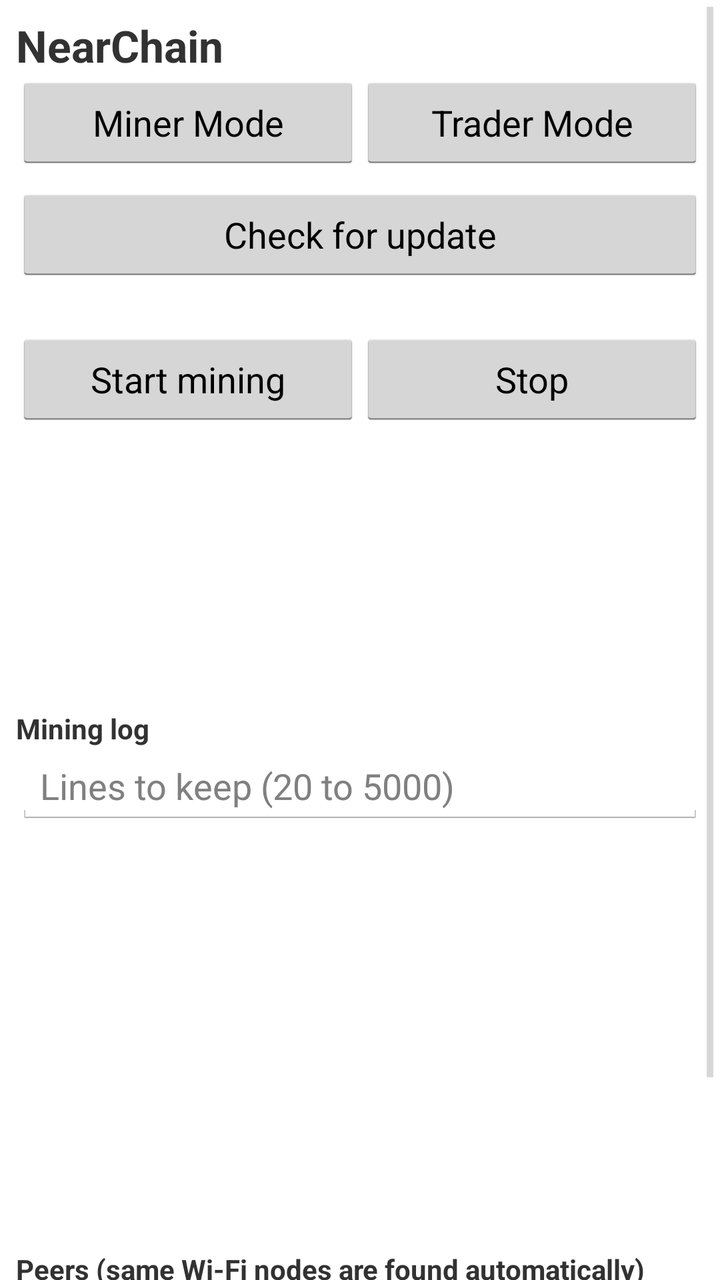
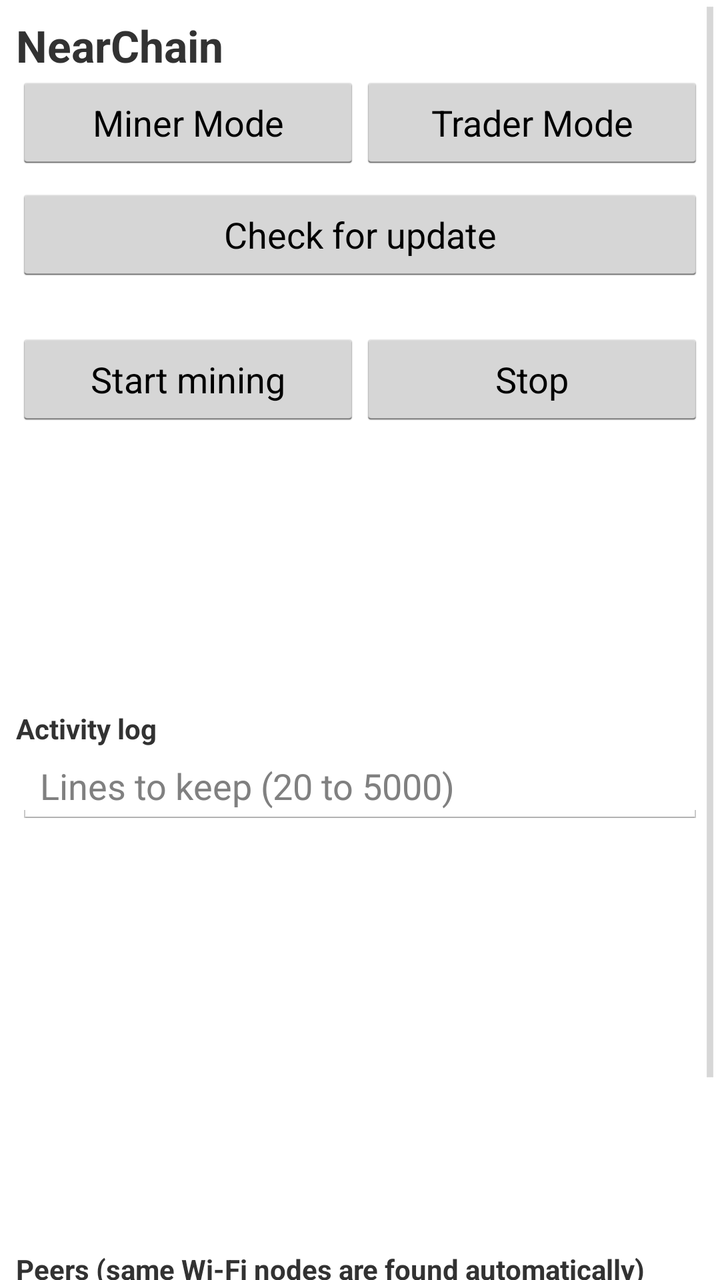

An Android layout rendered at two revisions. The XML below is the earlier revision; the diff shows what the commit changed to produce the second picture.
<!-- AndroidManifest.xml: application theme android:Theme.Holo.Light.DarkActionBar -->
<!-- res/layout/activity_main.xml -->
<?xml version="1.0" encoding="utf-8"?>
<ScrollView xmlns:android="http://schemas.android.com/apk/res/android"
    android:layout_width="match_parent"
    android:layout_height="match_parent">

    <LinearLayout
        android:layout_width="match_parent"
        android:layout_height="wrap_content"
        android:orientation="vertical"
        android:padding="8dp">

        <TextView
            android:layout_width="match_parent"
            android:layout_height="wrap_content"
            android:text="@string/app_name"
            android:textSize="22sp"
            android:textStyle="bold" />

        <LinearLayout
            android:layout_width="match_parent"
            android:layout_height="wrap_content"
            android:orientation="horizontal">

            <Button
                android:id="@+id/tabMiner"
                android:layout_width="0dp"
                android:layout_height="wrap_content"
                android:layout_weight="1"
                android:text="@string/miner_mode" />

            <Button
                android:id="@+id/tabTrader"
                android:layout_width="0dp"
                android:layout_height="wrap_content"
                android:layout_weight="1"
                android:text="@string/trader_mode" />
        </LinearLayout>

        
        
        <LinearLayout
            android:layout_width="match_parent"
            android:layout_height="wrap_content"
            android:orientation="vertical"
            android:paddingTop="8dp">

            <Button
                android:id="@+id/checkUpdateButton"
                android:layout_width="match_parent"
                android:layout_height="wrap_content"
                android:text="Check for update" />
            <TextView
                android:id="@+id/updateStatusView"
                android:layout_width="match_parent"
                android:layout_height="wrap_content"
                android:textSize="12sp" />
        </LinearLayout>

        <LinearLayout
            android:id="@+id/minerPanel"
            android:layout_width="match_parent"
            android:layout_height="wrap_content"
            android:orientation="vertical"
            android:paddingTop="8dp">

            <LinearLayout
                android:layout_width="match_parent"
                android:layout_height="wrap_content"
                android:orientation="horizontal">

                <Button
                    android:id="@+id/startButton"
                    android:layout_width="0dp"
                    android:layout_height="wrap_content"
                    android:layout_weight="1"
                    android:text="@string/start_mining" />

                <Button
                    android:id="@+id/stopButton"
                    android:layout_width="0dp"
                    android:layout_height="wrap_content"
                    android:layout_weight="1"
                    android:text="@string/stop_mining" />
            </LinearLayout>

            <TextView android:id="@+id/statusView" android:layout_width="match_parent" android:layout_height="wrap_content" />
            <TextView android:id="@+id/heightView" android:layout_width="match_parent" android:layout_height="wrap_content" />
            <TextView android:id="@+id/difficultyView" android:layout_width="match_parent" android:layout_height="wrap_content" />
            <TextView android:id="@+id/rewardView" android:layout_width="match_parent" android:layout_height="wrap_content" />
            <TextView android:id="@+id/blocksView" android:layout_width="match_parent" android:layout_height="wrap_content" />
            <TextView android:id="@+id/hashrateView" android:layout_width="match_parent" android:layout_height="wrap_content" />
            <TextView android:id="@+id/nonceView" android:layout_width="match_parent" android:layout_height="wrap_content" />

            <TextView
                android:layout_width="match_parent"
                android:layout_height="wrap_content"
                android:paddingTop="8dp"
                android:text="Mining log"
                android:textStyle="bold" />
            <EditText
                android:id="@+id/logLimitEdit"
                android:layout_width="match_parent"
                android:layout_height="wrap_content"
                android:hint="Lines to keep (20 to 5000)"
                android:inputType="number" />
            <ScrollView
                android:id="@+id/logScroll"
                android:layout_width="match_parent"
                android:layout_height="200dp">
                <TextView
                    android:id="@+id/logView"
                    android:layout_width="match_parent"
                    android:layout_height="wrap_content"
                    android:fontFamily="monospace"
                    android:textSize="12sp" />
            </ScrollView>

            <TextView
                android:layout_width="match_parent"
                android:layout_height="wrap_content"
                android:paddingTop="12dp"
                android:text="Peers (same Wi-Fi nodes are found automatically)"
                android:textStyle="bold" />
            <EditText
                android:id="@+id/hostEdit"
                android:layout_width="match_parent"
                android:layout_height="wrap_content"
                android:hint="host:port, e.g. 192.168.1.20:8333"
                android:inputType="text" />
            <Button
                android:id="@+id/connectButton"
                android:layout_width="match_parent"
                android:layout_height="wrap_content"
                android:text="Connect" />
            <TextView
                android:id="@+id/peersView"
                android:layout_width="match_parent"
                android:layout_height="wrap_content"
                android:fontFamily="monospace"
                android:textSize="12sp" />
        </LinearLayout>

        
        <LinearLayout
            android:id="@+id/traderPanel"
            android:layout_width="match_parent"
            android:layout_height="wrap_content"
            android:orientation="vertical"
            android:paddingTop="8dp"
            android:visibility="gone">

            <TextView android:id="@+id/walletStatusView" android:layout_width="match_parent" android:layout_height="wrap_content" android:textStyle="bold" />
            <TextView android:id="@+id/addressView" android:layout_width="match_parent" android:layout_height="wrap_content" android:fontFamily="monospace" android:textSize="12sp" />
            <TextView android:id="@+id/balanceView" android:layout_width="match_parent" android:layout_height="wrap_content" android:textSize="18sp" android:textStyle="bold" />

            <LinearLayout
                android:layout_width="match_parent"
                android:layout_height="wrap_content"
                android:orientation="horizontal">

                <Button
                    android:id="@+id/createWalletButton"
                    android:layout_width="0dp"
                    android:layout_height="wrap_content"
                    android:layout_weight="1"
                    android:text="Create wallet" />

                <Button
                    android:id="@+id/unlockButton"
                    android:layout_width="0dp"
                    android:layout_height="wrap_content"
                    android:layout_weight="1"
                    android:text="Unlock wallet" />
            </LinearLayout>

            <Button
                android:id="@+id/lockButton"
                android:layout_width="match_parent"
                android:layout_height="wrap_content"
                android:text="Lock wallet" />

            <Button
                android:id="@+id/deleteWalletButton"
                android:layout_width="match_parent"
                android:layout_height="wrap_content"
                android:backgroundTint="#C62828"
                android:textColor="#FFFFFFFF"
                android:text="Delete wallet" />

            <Button
                android:id="@+id/showQrButton"
                android:layout_width="match_parent"
                android:layout_height="wrap_content"
                android:text="Show my address as QR code" />
            <ImageView
                android:id="@+id/qrView"
                android:layout_width="220dp"
                android:layout_height="220dp"
                android:layout_gravity="center_horizontal"
                android:visibility="gone" />
            <Button
                android:id="@+id/explorerButton"
                android:layout_width="match_parent"
                android:layout_height="wrap_content"
                android:text="Open blockchain viewer" />

            <TextView
                android:layout_width="match_parent"
                android:layout_height="wrap_content"
                android:paddingTop="12dp"
                android:text="Send CDC"
                android:textStyle="bold" />
            <Button
                android:id="@+id/scanButton"
                android:layout_width="match_parent"
                android:layout_height="wrap_content"
                android:text="Scan QR code to fill recipient" />
            <EditText
                android:id="@+id/recipientEdit"
                android:layout_width="match_parent"
                android:layout_height="wrap_content"
                android:hint="Recipient address (CDC...)"
                android:fontFamily="monospace"
                android:textSize="12sp" />
            <EditText
                android:id="@+id/amountEdit"
                android:layout_width="match_parent"
                android:layout_height="wrap_content"
                android:hint="Amount (CDC)"
                android:inputType="number" />
            <EditText
                android:id="@+id/feeEdit"
                android:layout_width="match_parent"
                android:layout_height="wrap_content"
                android:hint="Fee (CDC)"
                android:inputType="number"
                android:text="1" />
            <Button
                android:id="@+id/sendButton"
                android:layout_width="match_parent"
                android:layout_height="wrap_content"
                android:text="Sign transfer" />
            <TextView
                android:id="@+id/signedView"
                android:layout_width="match_parent"
                android:layout_height="wrap_content"
                android:fontFamily="monospace"
                android:textSize="11sp"
                android:textIsSelectable="true" />

            <TextView
                android:layout_width="match_parent"
                android:layout_height="wrap_content"
                android:paddingTop="12dp"
                android:text="History"
                android:textStyle="bold" />
            <TextView android:id="@+id/historyView" android:layout_width="match_parent" android:layout_height="wrap_content" android:fontFamily="monospace" android:textSize="12sp" />
        </LinearLayout>
    </LinearLayout>
</ScrollView>
<!-- resources referenced by this layout -->
<resources>
  <string name="app_name">NearChain</string>
  <string name="miner_mode">Miner Mode</string>
  <string name="start_mining">Start mining</string>
  <string name="stop_mining">Stop</string>
  <string name="trader_mode">Trader Mode</string>
</resources>

<!-- the commit's change to res/layout/activity_main.xml (unified diff, before → after) -->
@@ -95,7 +95,7 @@
                 android:layout_width="match_parent"
                 android:layout_height="wrap_content"
                 android:paddingTop="8dp"
-                android:text="Mining log"
+                android:text="Activity log"
                 android:textStyle="bold" />
             <EditText
                 android:id="@+id/logLimitEdit"
